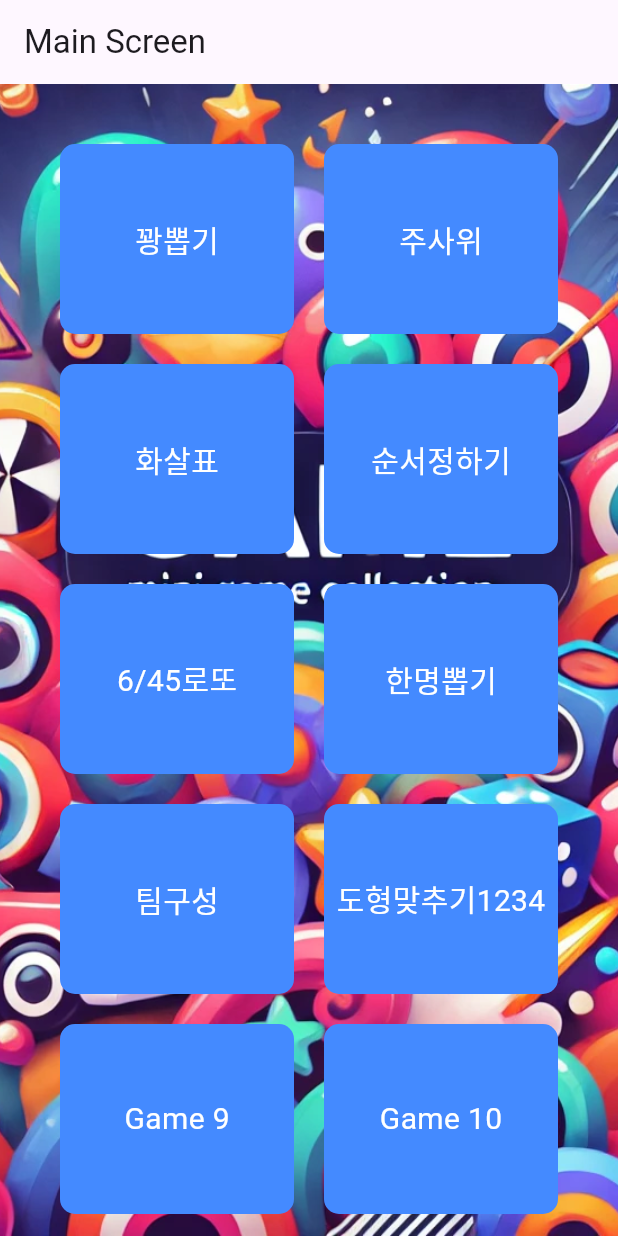
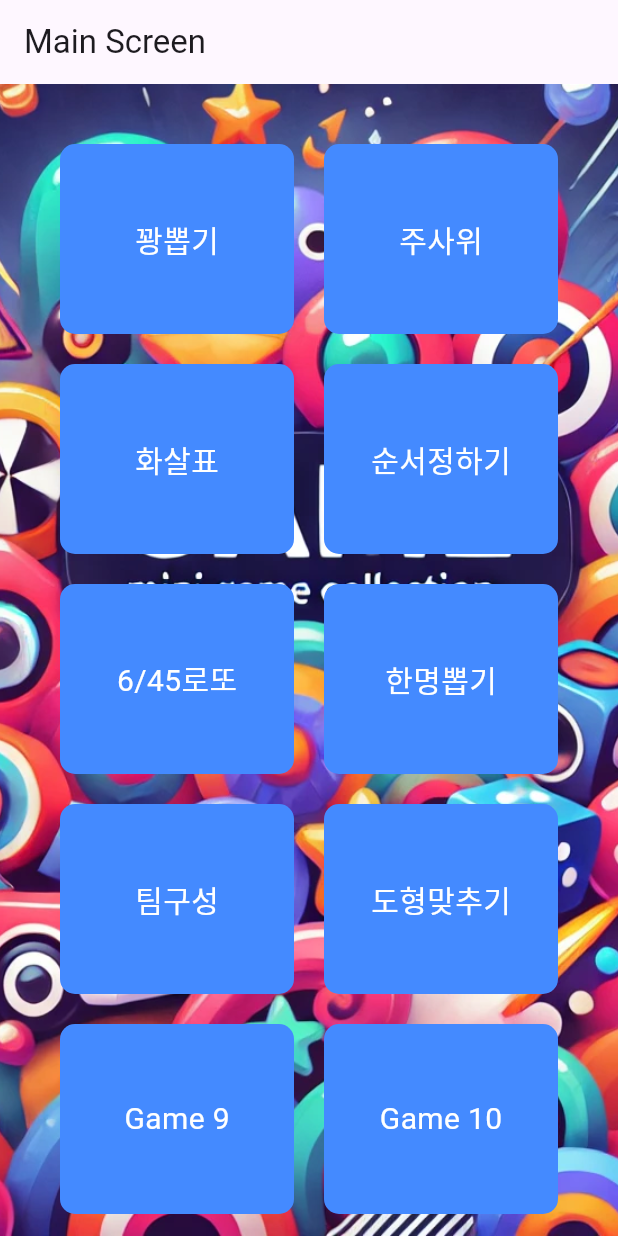
Before and after one commit to runaby/flutter_lets_bet, a Flutter app: the screen it shows after launch, on a phone screen of 412 x 824 dp. Run offline on Flutter 3.47's test engine with Material 3 defaults, Android fonts, the phone set to English and light mode, and no system bars; our stand-ins replace audioplayers.

Commit message:
수정테스트2

```diff
--- a/lib/main.dart
+++ b/lib/main.dart
@@ -75,7 +75,7 @@ class MainScreen extends StatelessWidget {
                   gameName = '팀구성';
                   break;
                 case 7:
-                  gameName = '도형맞추기1234';
+                  gameName = '도형맞추기';
                   break;
                 default:
                   gameName = 'Game ${index + 1}'; // 나머지 임의 이름
```
